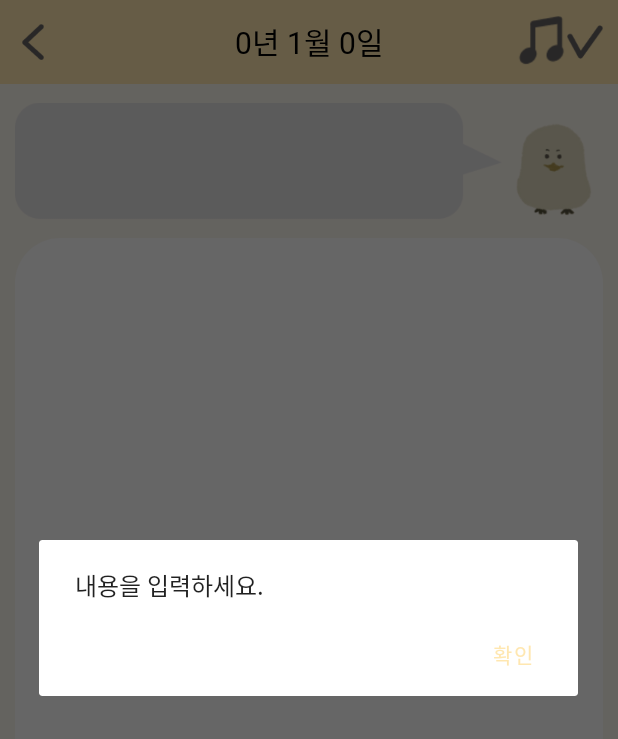
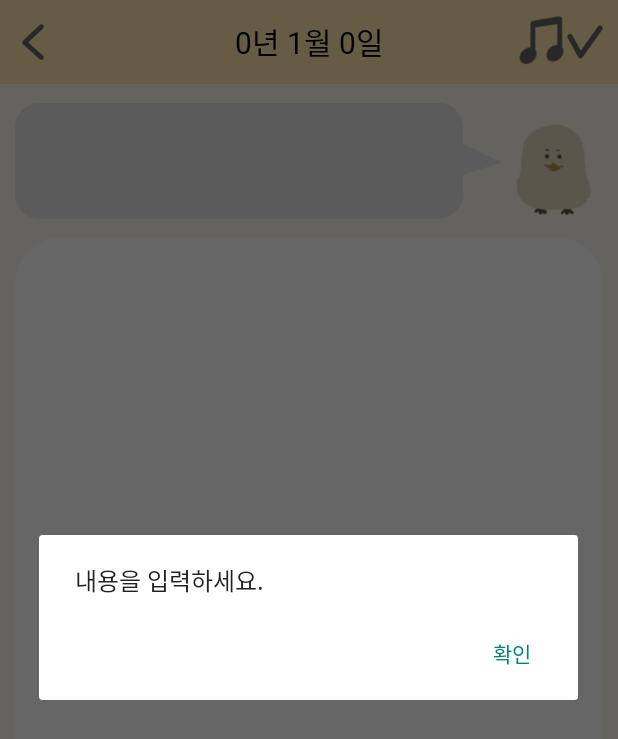
Before and after one commit to Nicer-since-2021/attiary-android, an Android app: the WriteActivity screen opened directly, with no data from a screen before it, after a tap on an icon or button, on a phone screen of 412 x 824 dp. Shown: the top 739 px of the screen. Run offline under Robolectric (Android 15) with nearby library versions, the phone set to English and light mode, and no system bars; our stand-ins replace Room's generated code; Roboto replaces fonts that are not available here; 2 statements that could not run were skipped.

Commit message:
fix: update theme style parent MaterialComponents to AppCompat due to btn background color
버튼 배경색을 바꾸기 위해서는 해당 설정을 변경해야함.

```diff
--- a/app/src/main/res/values-night/themes.xml
+++ b/app/src/main/res/values-night/themes.xml
@@ -2,7 +2,7 @@
     <!-- Base application theme. -->
     <!-- dark 모드로 자꾸 실행돼서 기존 아래의 설정을 그 아래의 설정으로 변경 -->
 <!--    <style name="Theme.Attiary" parent="Theme.MaterialComponents.DayNight.DarkActionBar">-->
-    <style name="Theme.Attiary" parent="Theme.MaterialComponents.Light.DarkActionBar">
+    <style name="Theme.Attiary" parent="Theme.AppCompat.Light.DarkActionBar">
         <!-- Primary brand color. -->
         <item name="colorPrimary">@color/yellow_top</item>
         <item name="colorPrimaryVariant">@color/yellow_box</item>
--- a/app/src/main/res/values/themes.xml
+++ b/app/src/main/res/values/themes.xml
@@ -1,6 +1,6 @@
 <resources xmlns:tools="http://schemas.android.com/tools">
     <!-- Base application theme. -->
-    <style name="Theme.Attiary" parent="Theme.MaterialComponents.Light.DarkActionBar">
+    <style name="Theme.Attiary" parent="Theme.AppCompat.Light.DarkActionBar">
         <!-- Primary brand color. -->
         <item name="colorPrimary">@color/yellow_top</item>
         <item name="colorPrimaryVariant">@color/yellow_box</item>
```
